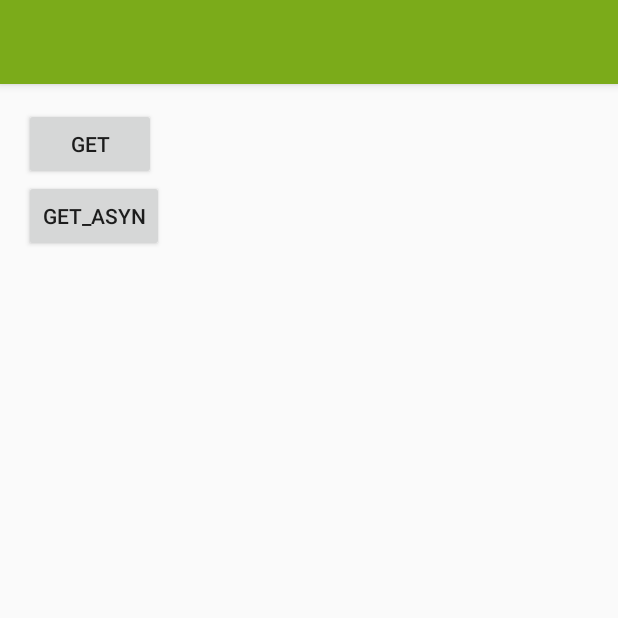
After one commit to shuijinglingsos/Zero, an Android app: the NetRequestActivity screen opened directly, with no data from a screen before it, on a phone screen of 412 x 824 dp, the top half of it. The commit adds this screen. Run offline under Robolectric (Android 15) with nearby library versions, the light colour scheme and no system bars.

Commit message:
新增网络请求代码测试

```diff
--- a/app/src/main/AndroidManifest.xml
+++ b/app/src/main/AndroidManifest.xml
@@ -30,6 +30,7 @@
         <activity android:name=".activity.DeviceUtilsActivity" />
         <activity android:name=".activity.AboutActivity" />
         <activity android:name=".activity.NetworkUtilsActivity" />
+        <activity android:name=".activity.NetRequestActivity" />
     </application>
 
 </manifest>
--- a/app/src/main/java/com/elf/zerodemo/activity/MainActivity.java
+++ b/app/src/main/java/com/elf/zerodemo/activity/MainActivity.java
@@ -21,6 +21,7 @@ import com.elf.zerodemo.R;
 public class MainActivity extends AppCompatActivity {
 
     private String[] names = {
+            "NetRequest",
             "LoopViewPager",
             "NewsDetail - ListView",
             "NewsDetail - ViewGroup",
@@ -31,6 +32,7 @@ public class MainActivity extends AppCompatActivity {
     };
 
     private Class<?>[] clazzs = {
+            NetRequestActivity.class,
             LoopViewPagerActivity.class,
             NewsDetailActivity.class,
             NewsDetailViewGroupActivity.class,
--- /dev/null
+++ b/app/src/main/res/layout/activity_net_connection.xml
@@ -0,0 +1,44 @@
+<?xml version="1.0" encoding="utf-8"?>
+<LinearLayout xmlns:android="http://schemas.android.com/apk/res/android"
+    xmlns:tools="http://schemas.android.com/tools"
+    android:layout_width="match_parent"
+    android:layout_height="match_parent"
+    android:orientation="vertical"
+    android:padding="@dimen/activity_horizontal_margin"
+    tools:context="com.elf.zerodemo.activity.NetRequestActivity">
+
+    <Button
+        android:layout_width="wrap_content"
+        android:layout_height="wrap_content"
+        android:onClick="onTestGet"
+        android:text="GET"/>
+
+    <Button
+        android:layout_width="wrap_content"
+        android:layout_height="wrap_content"
+        android:onClick="onTestGetAsyn"
+        android:text="GET_ASYN"/>
+
+
+    <ScrollView
+        android:layout_width="match_parent"
+        android:layout_height="match_parent">
+
+        <LinearLayout
+            android:layout_width="match_parent"
+            android:layout_height="wrap_content"
+            android:orientation="vertical">
+
+            <TextView
+                android:id="@+id/textView"
+                android:layout_width="match_parent"
+                android:layout_height="match_parent"
+                android:scrollbars="vertical"/>
+
+        </LinearLayout>
+
+    </ScrollView>
+
+
+
+</LinearLayout>
```
Also changed, not shown: app/src/main/java/com/elf/zerodemo/activity/NetRequestActivity.java (added, +76 -0 lines).
